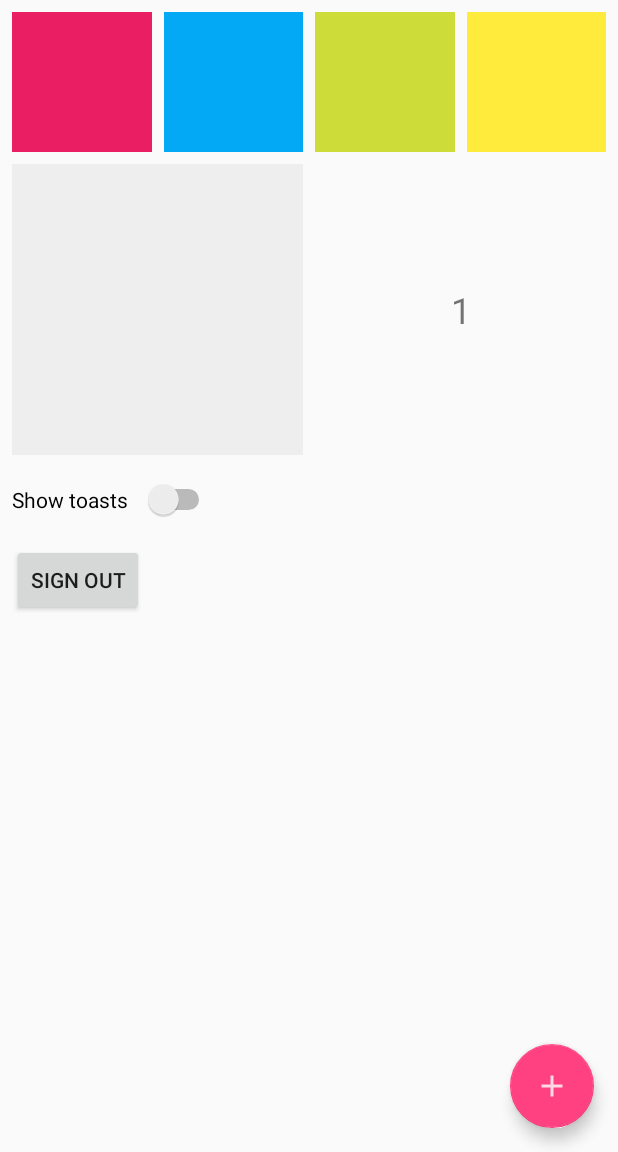
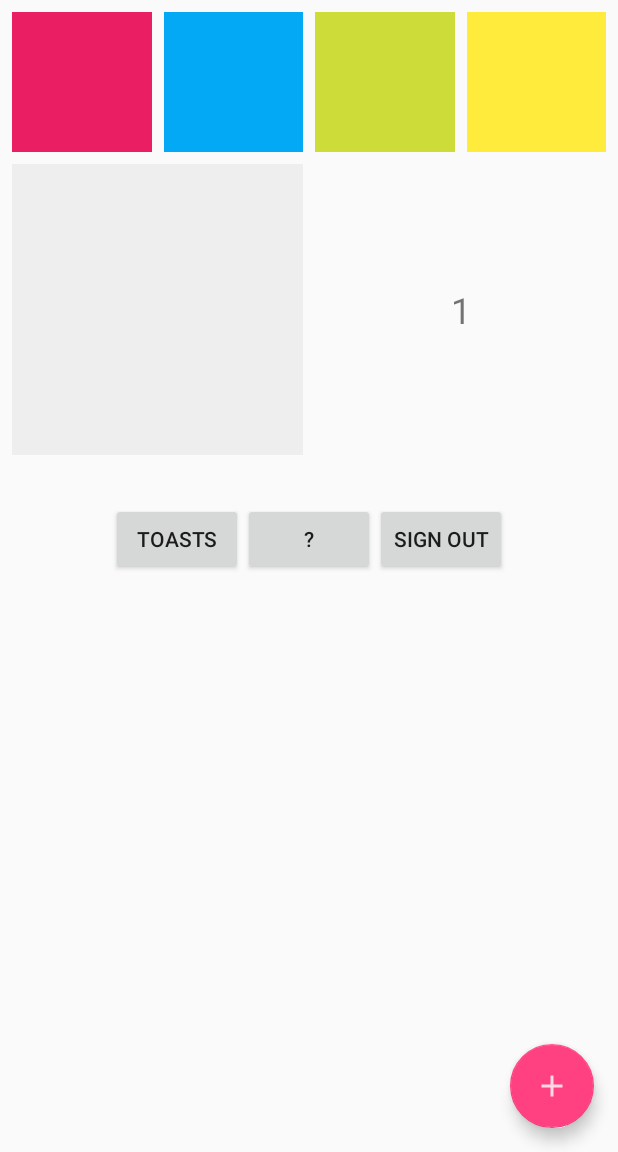
Before and after one commit to badoo/MVICore, an Android app: the MainActivity screen opened directly, with no data from a screen before it, on a phone screen of 412 x 824 dp, the part 84-1236 px from its top. Run offline under Robolectric (Android 15) with nearby library versions, the phone set to English and light mode, and no system bars; our stand-ins replace Dagger/Hilt's generated code, RxJava, Timber; libraries missing offline, so code that uses them is left out: io.palaima.debugdrawer; 7 statements that could not run were skipped.

Commit message:
Add help dialog to demo app

```diff
--- /dev/null
+++ b/mvicore-demo/mvicore-demo-app/src/main/java/com/badoo/mvicoredemo/ui/common/Extensions.kt
@@ -0,0 +1,37 @@
+import android.content.Context
+import android.content.Intent
+import android.support.design.widget.NavigationView
+import android.support.v4.content.ContextCompat
+import android.support.v4.widget.DrawerLayout
+import android.support.v7.app.AppCompatActivity
+import com.badoo.mvicoredemo.R
+import com.badoo.mvicoredemo.ui.lifecycle.LifecycleDemoActivity
+import com.badoo.mvicoredemo.ui.main.MainActivity
+
+fun NavigationView.init(drawerLayout: DrawerLayout, selectedIndex: Int) {
+    setCheckedItem(selectedIndex)
+    setNavigationItemSelectedListener { item ->
+        item.isChecked = true
+        drawerLayout.closeDrawers()
+        val context = drawerLayout.context
+
+        when (item.itemId) {
+            R.id.drawer_lifecycle -> startActivity(context, LifecycleDemoActivity::class.java)
+            R.id.drawer_main -> startActivity(context, MainActivity::class.java)
+            else -> return@setNavigationItemSelectedListener false
+        }
+
+        return@setNavigationItemSelectedListener true
+    }
+}
+
+fun startActivity(
+    context: Context,
+    activityClass: Class<out AppCompatActivity>
+) {
+    ContextCompat.startActivity(
+        context,
+        Intent(context, activityClass),
+        null
+    )
+}
--- /dev/null
+++ b/mvicore-demo/mvicore-demo-app/src/main/java/com/badoo/mvicoredemo/ui/common/ToggleButton.kt
@@ -0,0 +1,25 @@
+package com.badoo.mvicoredemo.ui.common
+
+import android.content.Context
+import android.graphics.PorterDuff
+import android.support.v4.content.ContextCompat
+import android.support.v7.widget.AppCompatButton
+import android.util.AttributeSet
+import com.badoo.mvicoredemo.R
+
+class ToggleButton @JvmOverloads constructor(
+    context: Context, attrs: AttributeSet? = null,
+    defStyleAttr: Int = 0
+) : AppCompatButton(context, attrs, defStyleAttr) {
+
+    fun toggle(toggle: Boolean) {
+        if (toggle) {
+            background.setColorFilter(
+                ContextCompat.getColor(context, R.color.colorAccent),
+                PorterDuff.Mode.SRC_ATOP
+            )
+        } else {
+            background.clearColorFilter()
+        }
+    }
+}
--- a/mvicore-demo/mvicore-demo-app/src/main/java/com/badoo/mvicoredemo/ui/main/MainActivity.kt
+++ b/mvicore-demo/mvicore-demo-app/src/main/java/com/badoo/mvicoredemo/ui/main/MainActivity.kt
@@ -8,7 +8,6 @@ import com.badoo.mvicoredemo.R
 import com.badoo.mvicoredemo.auth.logout
 import com.badoo.mvicoredemo.glide.GlideApp
 import com.badoo.mvicoredemo.ui.common.ObservableSourceActivity
-import com.badoo.mvicoredemo.ui.lifecycle.LifecycleDemoActivity
 import com.badoo.mvicoredemo.ui.main.analytics.FakeAnalyticsTracker
 import com.badoo.mvicoredemo.ui.main.di.component.MainScreenInjector
 import com.badoo.mvicoredemo.ui.main.event.UiEvent
@@ -16,8 +15,22 @@ import com.badoo.mvicoredemo.ui.main.event.UiEvent.ButtonClicked
 import com.badoo.mvicoredemo.ui.main.event.UiEvent.ImageClicked
 import com.badoo.mvicoredemo.ui.main.event.UiEvent.PlusClicked
 import com.badoo.mvicoredemo.ui.main.viewmodel.ViewModel
+import init
 import io.reactivex.functions.Consumer
-import kotlinx.android.synthetic.main.activity_main.*
+import kotlinx.android.synthetic.main.activity_main.button0
+import kotlinx.android.synthetic.main.activity_main.button1
+import kotlinx.android.synthetic.main.activity_main.button2
+import kotlinx.android.synthetic.main.activity_main.button3
+import kotlinx.android.synthetic.main.activity_main.counter
+import kotlinx.android.synthetic.main.activity_main.drawerLayout
+import kotlinx.android.synthetic.main.activity_main.fab
+import kotlinx.android.synthetic.main.activity_main.help
+import kotlinx.android.synthetic.main.activity_main.image
+import kotlinx.android.synthetic.main.activity_main.imageProgress
+import kotlinx.android.synthetic.main.activity_main.navigationView
+import kotlinx.android.synthetic.main.activity_main.showToasts
+import kotlinx.android.synthetic.main.activity_main.signOut
+import kotlinx.android.synthetic.main.activity_main.toolbar
 import javax.inject.Inject
 
 class MainActivity : ObservableSourceActivity<UiEvent>(), Consumer<ViewModel> {
@@ -41,22 +54,19 @@ class MainActivity : ObservableSourceActivity<UiEvent>(), Consumer<ViewModel> {
         image.setOnClickListener { onNext(ImageClicked) }
         fab.setOnClickListener { onNext(PlusClicked) }
         signOut.setOnClickListener { logout() }
-        showToasts.setOnCheckedChangeListener { _, v -> analyticsTracker.showToasts = v }
+        showToasts.setOnClickListener {
+            // Only for debugging purposes, otherwise should be part of the state!
+            analyticsTracker.showToasts = !analyticsTracker.showToasts
+            showToasts.toggle(analyticsTracker.showToasts)
+        }
+
+        help.setOnClickListener {
+            HelpDialogFragment().show(supportFragmentManager, "help")
+        }
+
         setSupportActionBar(toolbar)
         supportActionBar?.setDisplayHomeAsUpEnabled(true)
-        navigationView.apply {
-            setCheckedItem(0)
-            setNavigationItemSelectedListener { item ->
-                item.isChecked = true
-                drawerLayout.closeDrawers()
-
-                when (item.itemId) {
-                    R.id.drawer_lifecycle -> LifecycleDemoActivity.start(this@MainActivity)
-                }
-
-                true
-            }
-        }
+        navigationView.init(drawerLayout, 0)
     }
 
     override fun accept(vm: ViewModel) {
--- a/mvicore-demo/mvicore-demo-app/src/main/java/com/badoo/mvicoredemo/ui/main/news/NewsListener.kt
+++ b/mvicore-demo/mvicore-demo-app/src/main/java/com/badoo/mvicoredemo/ui/main/news/NewsListener.kt
@@ -3,7 +3,6 @@ package com.badoo.mvicoredemo.ui.main.news
 import android.content.Context
 import android.widget.Toast
 import com.badoo.feature2.Feature2
-import com.badoo.feature2.Feature2.Effect.*
 import com.badoo.feature2.Feature2.News.ErrorExecutingRequest
 import io.reactivex.functions.Consumer
 import timber.log.Timber
@@ -19,7 +18,7 @@ class NewsListener(
     }
 
     fun errorHappened(throwable: Throwable) {
-        Toast.makeText(context, "Some error happened :(", Toast.LENGTH_SHORT).show()
+        Toast.makeText(context, "Simulated error was triggered", Toast.LENGTH_SHORT).show()
         Timber.w(throwable)
     }
 }
--- a/mvicore-demo/mvicore-demo-app/src/main/res/layout/activity_main.xml
+++ b/mvicore-demo/mvicore-demo-app/src/main/res/layout/activity_main.xml
@@ -118,24 +118,38 @@
             app:layout_constraintStart_toEndOf="@id/image"
             app:layout_constraintTop_toTopOf="@id/image" />
 
+        <com.badoo.mvicoredemo.ui.common.ToggleButton
+            android:id="@+id/showToasts"
+            android:layout_width="wrap_content"
+            android:layout_height="wrap_content"
+            android:layout_marginTop="32dp"
+            android:theme="@style/Widget.AppCompat.Button"
+            android:text="@string/settings_show_toasts"
+
+            app:layout_constraintHorizontal_chainStyle="packed"
+            app:layout_constraintTop_toBottomOf="@id/image"
+            app:layout_constraintStart_toStartOf="parent"
+            app:layout_constraintEnd_toStartOf="@id/help" />
+
+        <Button
+            android:id="@+id/help"
+            android:layout_width="wrap_content"
+            android:layout_height="wrap_content"
+            android:text="?"
+
+            app:layout_constraintStart_toEndOf="@id/showToasts"
+            app:layout_constraintEnd_toStartOf="@id/signOut"
+            app:layout_constraintTop_toTopOf="@id/showToasts" />
+
         <Button
             android:id="@+id/signOut"
             android:layout_width="wrap_content"
             android:layout_height="wrap_content"
-            android:layout_marginTop="16dp"
             android:text="@string/action_sign_out"
-            app:layout_constraintStart_toStartOf="@id/showToasts"
-            app:layout_constraintTop_toBottomOf="@id/showToasts" />
-
-        <Switch
-            android:id="@+id/showToasts"
-            android:layout_width="wrap_content"
-            android:layout_height="wrap_content"
-            android:layout_marginTop="16dp"
-            android:switchPadding="10dp"
-            android:text="@string/settings_show_toasts"
-            app:layout_constraintStart_toStartOf="@id/image"
-            app:layout_constraintTop_toBottomOf="@id/image" />
+            app:layout_constraintTop_toTopOf="@id/help"
+            app:layout_constraintStart_toEndOf="@id/help"
+            app:layout_constraintEnd_toEndOf="parent"
+             />
 
         <android.support.design.widget.FloatingActionButton
             android:id="@+id/fab"
```
Also changed, not shown: mvicore-demo/mvicore-demo-app/src/main/java/com/badoo/mvicoredemo/ui/lifecycle/LifecycleDemoActivity.kt (+5 -27 lines), mvicore-demo/mvicore-demo-app/src/main/java/com/badoo/mvicoredemo/ui/main/HelpDialogFragment.kt (added, +18 -0 lines), mvicore-demo/mvicore-demo-app/src/main/res/values/strings.xml (+46 -1 lines).
